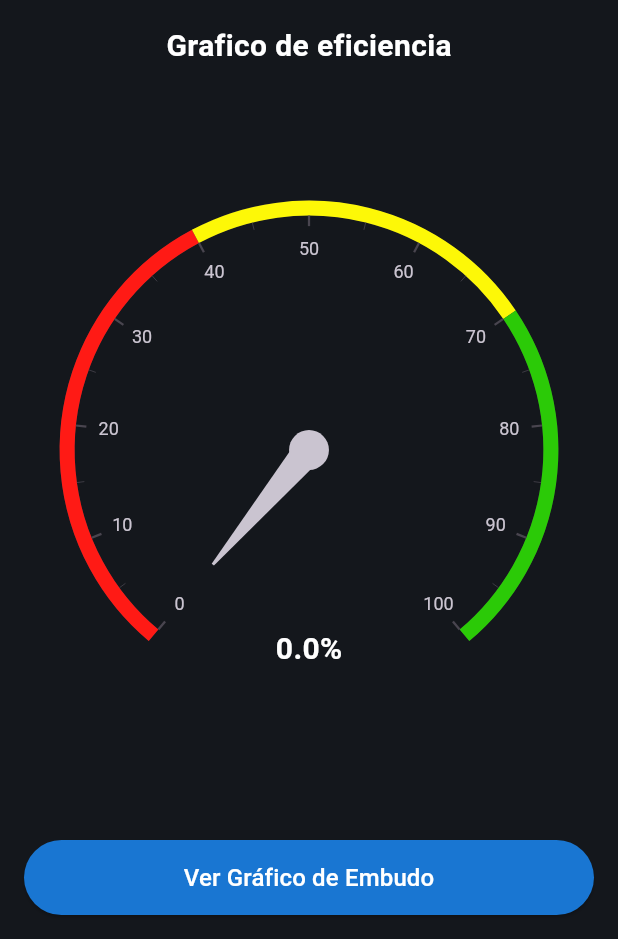
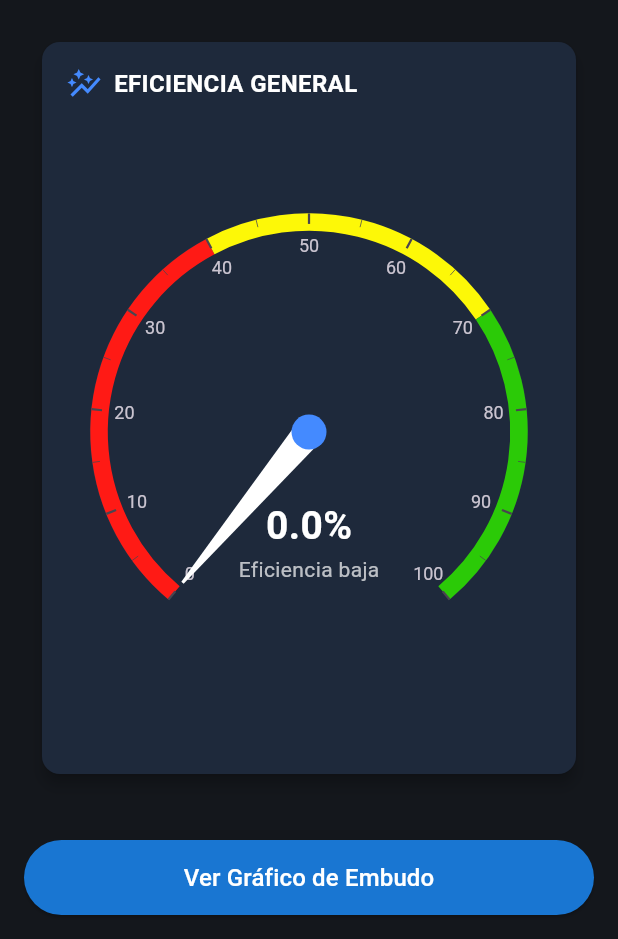
Before and after one commit to RenzoObregonw33/Repositorio-Dart, a Flutter app: the DashboardScreen screen opened directly with empty values, on a phone screen of 412 x 824 dp, the part 297-1236 px from its top. Run offline on Flutter 3.47's test engine with Material 3 defaults, Android fonts, the phone set to English and light mode, and no system bars; drawn by our look-alikes of syncfusion_flutter_gauges; our stand-ins replace fl_chart, shared_preferences, syncfusion_flutter_charts; missing offline and left inert: flutter_echarts; accounts and stored records are empty; network calls fail.

Commit message:
Rediseño de la aplicación completa, se hicieron muchas mejoras2

```diff
--- a/login/lib/widgets/grafico_eficiencia.dart
+++ b/login/lib/widgets/grafico_eficiencia.dart
@@ -8,45 +8,127 @@ class GraficoEficiencia extends StatelessWidget {
 
   @override
   Widget build(BuildContext context) {
-    return Column(
-
+    return Card(
+      elevation: 4,
+      margin: const EdgeInsets.all(12),
+      shape: RoundedRectangleBorder(
+        borderRadius: BorderRadius.circular(12),
+      ),
+      color: const Color(0xFF1E293B),
+      child: Padding(
+        padding: const EdgeInsets.all(16),
+        child: SizedBox(
+          height: 280, // Altura aumentada para contener el gráfico más grande
+          child: Column(
             children: [
-        const Text(
-          'Grafico de eficiencia',
+              // Título (se mantiene igual)
+              const Row(
+                children: [
+                  Icon(Icons.auto_graph, color: Colors.blueAccent),
+                  SizedBox(width: 8),
+                  Text(
+                    'EFICIENCIA GENERAL',
                     style: TextStyle(
-            fontSize: 20,
+                      fontSize: 16,
                       fontWeight: FontWeight.bold,
                       color: Colors.white,
                     ),
                   ),
-        SizedBox(height: 80),
-        SfRadialGauge(
+                ],
+              ),
+              const SizedBox(height: 8), // Espacio reducido entre título y gráfico
+
+              // Gráfico ampliado y centrado
+              Expanded(
+                child: Center( // Envuelto en Center para asegurar centrado
+                  child: SfRadialGauge(
                     axes: <RadialAxis>[
                       RadialAxis(
                         minimum: 0,
                         maximum: 100,
+                        radiusFactor: 0.9, // Gráfico más grande (90% del espacio)
+                        axisLineStyle: const AxisLineStyle(
+                          thickness: 0.08, // Ancho de barras reducido
+                          color: Colors.white54,
+                        ),
                         ranges: <GaugeRange>[
-                GaugeRange(startValue: 0, endValue: 40, color: Color(0xFFFF1A15)),
-                GaugeRange(startValue: 40, endValue: 70, color: Color(0xFFFDF807)),
-                GaugeRange(startValue: 70, endValue: 100, color: Color(0xFF2BCA07)),
+                          GaugeRange(
+                            startValue: 0,
+                            endValue: 40,
+                            color: const Color(0xFFFF1A15),
+                            sizeUnit: GaugeSizeUnit.factor,
+                            startWidth: 0.08,
+                            endWidth: 0.08,
+                          ),
+                          GaugeRange(
+                            startValue: 40,
+                            endValue: 70,
+                            color: const Color(0xFFFDF807),
+                            sizeUnit: GaugeSizeUnit.factor,
+                            startWidth: 0.08,
+                            endWidth: 0.08,
+                          ),
+                          GaugeRange(
+                            startValue: 70,
+                            endValue: 100,
+                            color: const Color(0xFF2BCA07),
+                            sizeUnit: GaugeSizeUnit.factor,
+                            startWidth: 0.08,
+                            endWidth: 0.08,
+                          ),
                         ],
                         pointers: <GaugePointer>[
-                NeedlePointer(value: eficiencia),
+                          NeedlePointer(
+                            value: eficiencia,
+                            needleLength: 0.9, // Aguja ligeramente más larga
+                            needleColor: Colors.white,
+                            knobStyle: const KnobStyle(
+                              color: Colors.blueAccent,
+                              knobRadius: 0.08,
+                            ),
+                          ),
                         ],
                         annotations: <GaugeAnnotation>[
                           GaugeAnnotation(
-                  widget: Text(
+                            widget: Column(
+                              mainAxisSize: MainAxisSize.min,
+                              children: [
+                                Text(
                                   '${eficiencia.toStringAsFixed(1)}%',
-                    style: TextStyle(fontSize: 20, fontWeight: FontWeight.bold),
+                                  style: const TextStyle(
+                                    fontSize: 26, // Texto un poco más grande
+                                    fontWeight: FontWeight.bold,
+                                    color: Colors.white,
+                                  ),
+                                ),
+                                Text(
+                                  _getEficienciaText(eficiencia),
+                                  style: const TextStyle(
+                                    fontSize: 14,
+                                    color: Colors.white70,
+                                  ),
+                                ),
+                              ],
                             ),
                             angle: 90,
-                  positionFactor: 0.8,
-                )
+                            positionFactor: 0.5,
+                          ),
                         ],
                       ),
                     ],
                   ),
+                ),
+              ),
             ],
+          ),
+        ),
+      ),
     );
   }
+
+  String _getEficienciaText(double value) {
+    if (value < 40) return 'Eficiencia baja';
+    if (value < 70) return 'Eficiencia media';
+    return 'Eficiencia alta';
   }
+}
```
Lines whose indentation alone changed are shown as unchanged.
